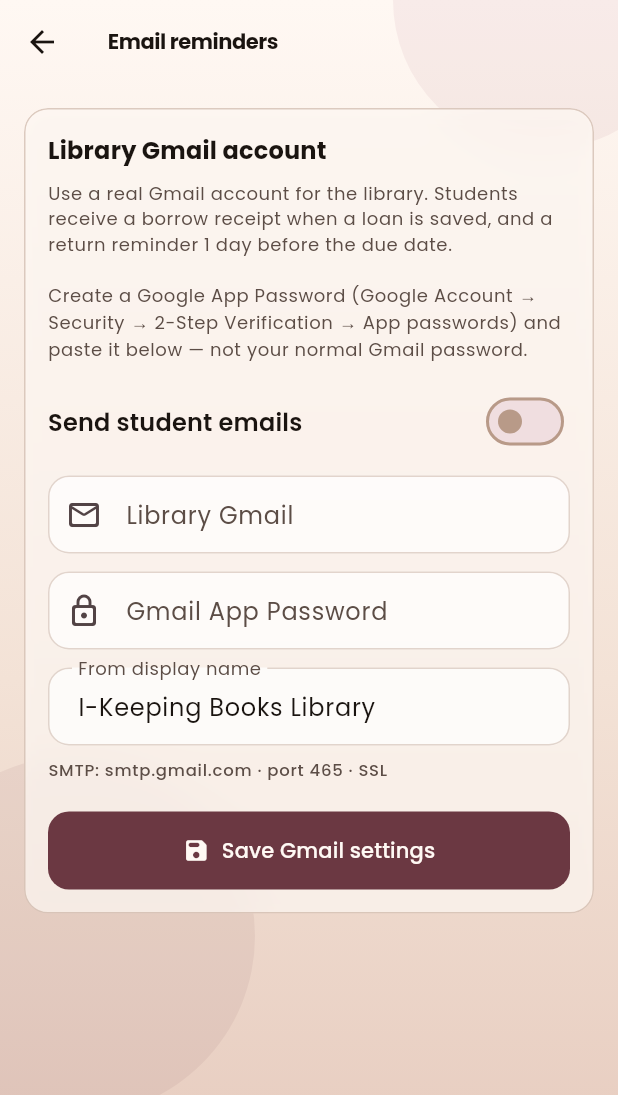
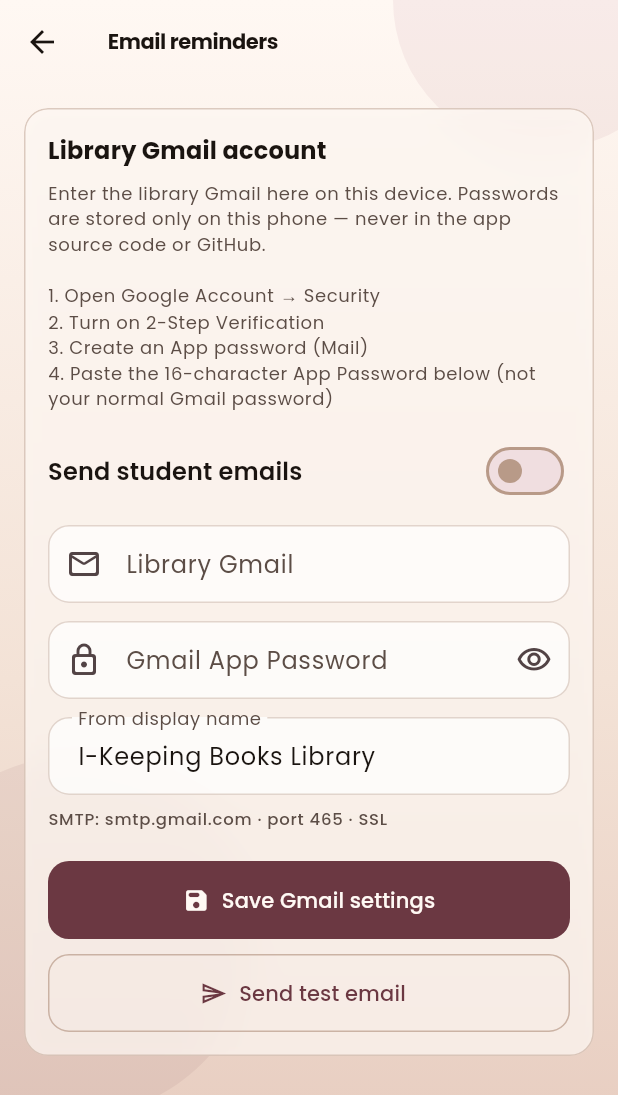
Before and after one commit to betroyer/IKeepingBook, a Flutter app: the EmailSettingsScreen screen opened directly, on a phone screen of 412 x 824 dp. Shown: the top 1095 px of the screen. Run offline on Flutter 3.47's test engine with Material 3 defaults, Android fonts, the phone set to English and light mode, and no system bars; our stand-ins replace flutter_local_notifications, shared_preferences, sqflite, timezone; missing offline and left inert: mailer; accounts and stored records are empty.

Commit message:
Add Gmail test-send and keep credentials off-device only.
Clarify Email reminders setup and block secret files from git so library passwords stay on the phone, not in the repo or APK source.

Co-authored-by: Cursor <cursoragent@cursor.com>

```diff
--- a/lib/screens/settings/email_settings_screen.dart
+++ b/lib/screens/settings/email_settings_screen.dart
@@ -1,5 +1,6 @@
 import 'package:flutter/material.dart';
 
+import '../../services/email_service.dart';
 import '../../services/smtp_settings.dart';
 import '../../theme/app_colors.dart';
 import '../../widgets/case_background.dart';
@@ -20,6 +21,8 @@ class _EmailSettingsScreenState extends State<EmailSettingsScreen> {
   bool _enabled = false;
   bool _loading = true;
   bool _saving = false;
+  bool _testing = false;
+  bool _obscure = true;
   String? _error;
 
   @override
@@ -72,12 +75,14 @@ class _EmailSettingsScreenState extends State<EmailSettingsScreen> {
                         ),
                         const SizedBox(height: 8),
                         Text(
-                          'Use a real Gmail account for the library. Students '
-                          'receive a borrow receipt when a loan is saved, and a '
-                          'return reminder 1 day before the due date.\n\n'
-                          'Create a Google App Password (Google Account → '
-                          'Security → 2-Step Verification → App passwords) and '
-                          'paste it below — not your normal Gmail password.',
+                          'Enter the library Gmail here on this device. '
+                          'Passwords are stored only on this phone — never in '
+                          'the app source code or GitHub.\n\n'
+                          '1. Open Google Account → Security\n'
+                          '2. Turn on 2-Step Verification\n'
+                          '3. Create an App password (Mail)\n'
+                          '4. Paste the 16-character App Password below '
+                          '(not your normal Gmail password)',
                           style:
                               Theme.of(context).textTheme.bodySmall?.copyWith(
                                     color: AppColors.labelMuted,
@@ -116,11 +121,21 @@ class _EmailSettingsScreenState extends State<EmailSettingsScreen> {
                         const SizedBox(height: 12),
                         TextField(
                           controller: _pass,
-                          obscureText: true,
-                          decoration: const InputDecoration(
+                          obscureText: _obscure,
+                          decoration: InputDecoration(
                             labelText: 'Gmail App Password',
                             hintText: '16-character app password',
-                            prefixIcon: Icon(Icons.lock_outline_rounded),
+                            prefixIcon: const Icon(Icons.lock_outline_rounded),
+                            suffixIcon: IconButton(
+                              tooltip: _obscure ? 'Show' : 'Hide',
+                              onPressed: () =>
+                                  setState(() => _obscure = !_obscure),
+                              icon: Icon(
+                                _obscure
+                                    ? Icons.visibility_outlined
+                                    : Icons.visibility_off_outlined,
+                              ),
+                            ),
                           ),
                         ),
                         const SizedBox(height: 12),
@@ -154,6 +169,13 @@ class _EmailSettingsScreenState extends State<EmailSettingsScreen> {
                           label: _saving ? 'Saving…' : 'Save Gmail settings',
                           icon: Icons.save_rounded,
                           onPressed: _saving ? null : _save,
+                        ),
+                        const SizedBox(height: 10),
+                        GlassButton(
+                          label: _testing ? 'Sending test…' : 'Send test email',
+                          icon: Icons.send_outlined,
+                          filled: false,
+                          onPressed: _testing || _saving ? null : _sendTest,
                         ),
                       ],
                     ),
@@ -197,7 +219,37 @@ class _EmailSettingsScreenState extends State<EmailSettingsScreen> {
     if (!mounted) return;
     setState(() => _saving = false);
     ScaffoldMessenger.of(context).showSnackBar(
-      const SnackBar(content: Text('Library Gmail settings saved')),
+      const SnackBar(content: Text('Library Gmail settings saved on this device')),
     );
   }
+
+  Future<void> _sendTest() async {
+    await _save();
+    if (!mounted) return;
+    if (_error != null) return;
+    if (!_enabled) {
+      setState(() => _error = 'Turn on “Send student emails” first.');
+      return;
+    }
+
+    setState(() {
+      _testing = true;
+      _error = null;
+    });
+    try {
+      final to = _user.text.trim();
+      await EmailService.instance.sendTestEmail(toEmail: to);
+      if (!mounted) return;
+      ScaffoldMessenger.of(context).showSnackBar(
+        SnackBar(content: Text('Test email sent to $to — check inbox/spam.')),
+      );
+    } catch (e) {
+      if (!mounted) return;
+      setState(() {
+        _error = e.toString().replaceFirst('Exception: ', '');
+      });
+    } finally {
+      if (mounted) setState(() => _testing = false);
+    }
+  }
 }
--- a/lib/services/email_service.dart
+++ b/lib/services/email_service.dart
@@ -6,6 +6,26 @@ import 'smtp_settings.dart';
 class EmailService {
   EmailService._();
   static final EmailService instance = EmailService._();
+
+  Future<void> sendTestEmail({required String toEmail}) async {
+    final settings = await SmtpSettingsStore.load();
+    if (!settings.isConfigured) {
+      throw Exception(
+        'Save an enabled library Gmail and App Password first.',
+      );
+    }
+    await _send(
+      settings: settings,
+      toEmail: toEmail,
+      subject: 'I-Keeping Books — test email',
+      body: '''
+This is a test message from I-Keeping Books.
+
+If you received this, library Gmail SMTP is working. Students can now get
+borrow receipts and due-soon reminders from this account.
+''',
+    );
+  }
 
   Future<void> sendBorrowConfirmation({
     required String toEmail,
```
Also changed, not shown: 1 other file.
